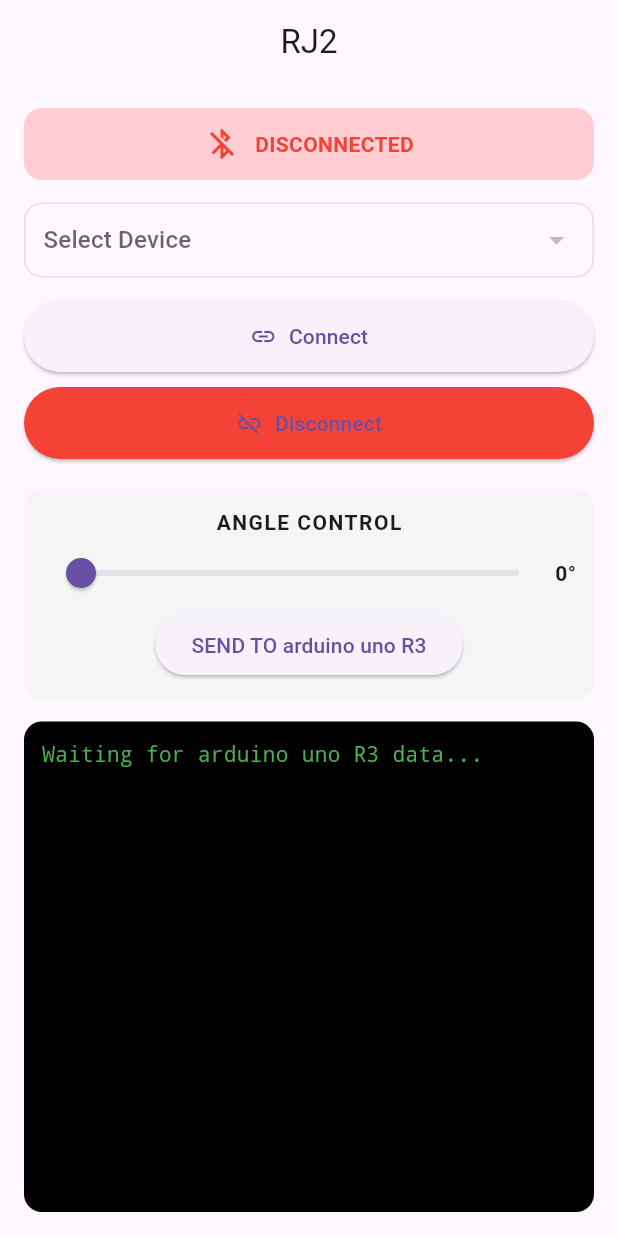
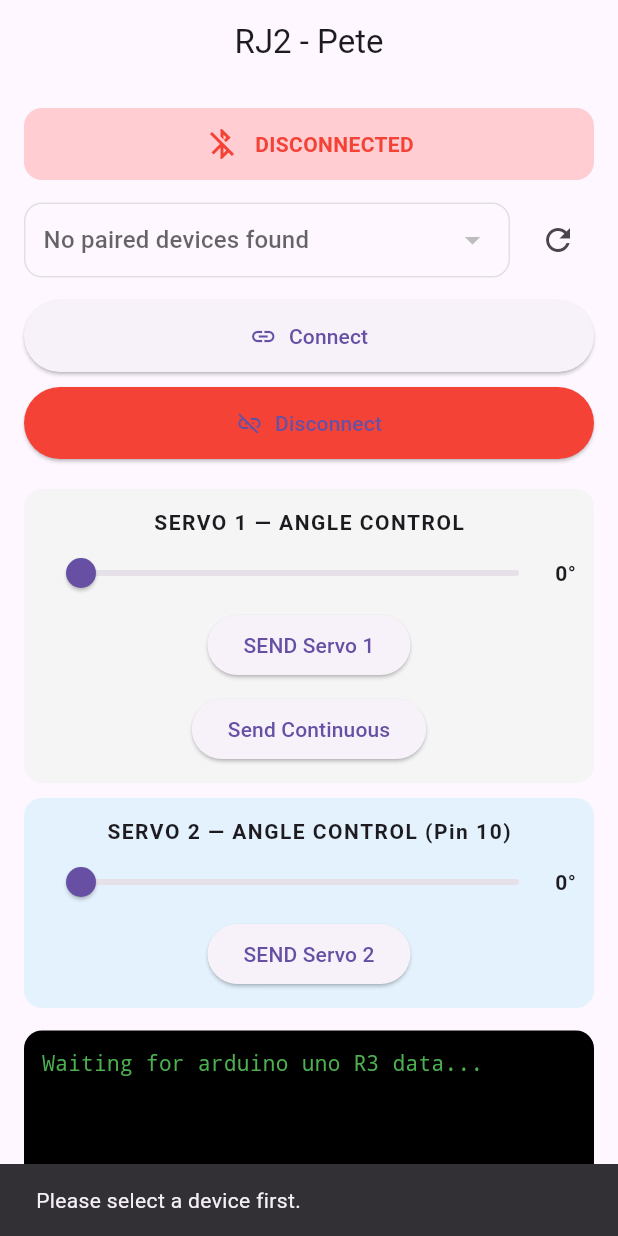
Before and after one commit to pgadzinski/rj2_bt_classic, a Flutter app: the screen it shows after launch, after a tap on "Connect", on a phone screen of 412 x 824 dp. Run offline on Flutter 3.47's test engine with Material 3 defaults, Android fonts, the phone set to English and light mode, and no system bars; our stand-ins replace permission_handler; missing offline and left inert: flutter_bluetooth_classic_serial.

Commit message:
Add Send Continuous, Servo 2 control, and improved error handling
Co-Authored-By: Claude Sonnet 4.6 <noreply@anthropic.com>

```diff
--- a/lib/main.dart
+++ b/lib/main.dart
@@ -152,10 +152,13 @@ class BluetoothPage extends StatefulWidget {
 class _BluetoothPageState extends State<BluetoothPage> {
   final FlutterBluetoothClassic bluetooth = FlutterBluetoothClassic();
   double sliderValue = 0;
+  double sliderValue2 = 0;
   List<BluetoothDevice> devices = [];
   BluetoothDevice? selectedDevice;
 
   bool isConnected = false;
+  bool isConnecting = false;
+  bool isSendingContinuous = false;
   String receivedData = "";
 
   StreamSubscription? dataSubscription;
@@ -178,53 +181,65 @@ class _BluetoothPageState extends State<BluetoothPage> {
 
   // 🔵 Init Bluetooth
   Future<void> initBluetooth() async {
-    await requestPermissions(); // 🔥 MUST
+    await requestPermissions();
 
     bool isSupported = await bluetooth.isBluetoothSupported();
-    bool isEnabled = await bluetooth.isBluetoothEnabled();
-
     if (!isSupported) {
-      print("Bluetooth not supported");
+      _showSnack("Bluetooth is not supported on this device.");
       return;
     }
 
+    bool isEnabled = await bluetooth.isBluetoothEnabled();
     if (!isEnabled) {
       await bluetooth.enableBluetooth();
     }
 
-    // Get paired devices
-    devices = await bluetooth.getPairedDevices();
+    try {
+      final paired = await bluetooth.getPairedDevices();
+      setState(() => devices = paired);
 
-    print("Devices found: ${devices.length}");
-    for (var d in devices) {
-      print("Device: ${d.name} - ${d.address}");
+      if (devices.isEmpty) {
+        _showSnack("No paired devices found. Pair the HC-05 in Android Bluetooth settings first.");
       }
-
-    setState(() {});
+    } catch (e) {
+      _showSnack("Could not load paired devices: $e");
+    }
   }
 
   // 🔗 Connect
   Future<void> connect() async {
-    if (selectedDevice == null) return;
+    if (selectedDevice == null) {
+      _showSnack("Please select a device first.");
+      return;
+    }
 
+    setState(() => isConnecting = true);
+
+    try {
       bool connected = await bluetooth.connect(selectedDevice!.address);
 
       if (connected) {
-      setState(() {
-        isConnected = true;
-      });
+        setState(() => isConnected = true);
 
-      // 📥 Listen data
         dataSubscription = bluetooth.onDataReceived.listen((data) {
           String msg = data.asString();
+          setState(() => receivedData += msg);
+        });
+      } else {
+        _showSnack("Failed to connect to ${selectedDevice!.name}. Make sure the HC-05 is powered on and paired.");
+      }
+    } catch (e) {
+      _showSnack("Connection error: $e");
+    } finally {
+      setState(() => isConnecting = false);
+    }
+  }
 
-        setState(() {
-          receivedData += msg;
-        });
-
-        print("Received: $msg");
-      });
-    }
+  void _showSnack(String message) {
+    if (!mounted) return;
+    ScaffoldMessenger.of(context).showSnackBar(
+      SnackBar(content: Text(message), duration: const Duration(seconds: 4)),
+    );
   }
 
   // 📤 Send data
@@ -232,6 +247,24 @@ class _BluetoothPageState extends State<BluetoothPage> {
     if (!isConnected) return;
 
     await bluetooth.sendString(value); // newline important
+  }
+
+  // 🔁 Send Continuous
+  void toggleContinuous() {
+    if (isSendingContinuous) {
+      setState(() => isSendingContinuous = false);
+    } else {
+      setState(() => isSendingContinuous = true);
+      _continuousLoop();
+    }
+  }
+
+  Future<void> _continuousLoop() async {
+    while (isSendingContinuous && isConnected) {
+      await sendData("S1:${sliderValue.round()}\n");
+      await sendData("S2:${sliderValue2.round()}\n");
+      await Future.delayed(const Duration(milliseconds: 200));
+    }
   }
 
   // 🔌 Disconnect
@@ -254,7 +287,7 @@ class _BluetoothPageState extends State<BluetoothPage> {
   Widget build(BuildContext context) {
     return Scaffold(
       appBar: AppBar(
-        title: const Text("RJ2"),
+        title: const Text("RJ2 - Pete"),
         centerTitle: true,
       ),
 
@@ -294,45 +327,55 @@ class _BluetoothPageState extends State<BluetoothPage> {
               const SizedBox(height: 15),
 
               // 📱 DEVICE SELECT CARD
-              Container(
+              Row(
+                children: [
+                  Expanded(
+                    child: Container(
                       padding: const EdgeInsets.symmetric(horizontal: 12),
                       decoration: BoxDecoration(
                         border: Border.all(color: Colors.grey.shade300),
                         borderRadius: BorderRadius.circular(12),
                       ),
                       child: DropdownButton<BluetoothDevice>(
-                  hint: const Text("Select Device"),
+                        hint: Text(
+                          devices.isEmpty ? "No paired devices found" : "Select Device",
+                        ),
                         value: selectedDevice,
                         isExpanded: true,
                         underline: const SizedBox(),
-
-                  items: devices.isEmpty
-                      ? []
-                      : devices.map((d) {
+                        items: devices.map((d) {
                           return DropdownMenuItem(
                             value: d,
                             child: Text(
-                        d.name ?? d.address,
+                              d.name,
                               overflow: TextOverflow.ellipsis,
                             ),
                           );
                         }).toList(),
-
-                  onChanged: (d) {
-                    setState(() {
-                      selectedDevice = d;
-                    });
+                        onChanged: devices.isEmpty ? null : (d) {
+                          setState(() => selectedDevice = d);
                         },
                       ),
+                    ),
+                  ),
+                  const SizedBox(width: 8),
+                  IconButton(
+                    onPressed: initBluetooth,
+                    icon: const Icon(Icons.refresh),
+                    tooltip: "Refresh paired devices",
+                  ),
+                ],
               ),
 
               const SizedBox(height: 15),
 
               // 🔗 CONNECT BUTTON
               ElevatedButton.icon(
-                onPressed: connect,
-                icon: const Icon(Icons.link),
-                label: const Text("Connect"),
+                onPressed: isConnecting ? null : connect,
+                icon: isConnecting
+                    ? const SizedBox(width: 18, height: 18, child: CircularProgressIndicator(strokeWidth: 2))
+                    : const Icon(Icons.link),
+                label: Text(isConnecting ? "Connecting..." : "Connect"),
                 style: ElevatedButton.styleFrom(
                   padding: const EdgeInsets.all(14),
                 ),
@@ -352,7 +395,7 @@ class _BluetoothPageState extends State<BluetoothPage> {
 
               const SizedBox(height: 20),
 
-              // 🎚 SLIDER PANEL
+              // 🎚 SERVO 1 SLIDER PANEL
               Container(
                 padding: const EdgeInsets.all(12),
                 decoration: BoxDecoration(
@@ -363,7 +406,7 @@ class _BluetoothPageState extends State<BluetoothPage> {
                   children: [
 
                     const Text(
-                      "ANGLE CONTROL",
+                      "SERVO 1 — ANGLE CONTROL",
                       style: TextStyle(
                         fontWeight: FontWeight.bold,
                         letterSpacing: 1,
@@ -380,9 +423,7 @@ class _BluetoothPageState extends State<BluetoothPage> {
                             divisions: 180,
                             label: sliderValue.round().toString(),
                             onChanged: (value) {
-                              setState(() {
-                                sliderValue = value;
-                              });
+                              setState(() => sliderValue = value);
                             },
                           ),
                         ),
@@ -394,10 +435,64 @@ class _BluetoothPageState extends State<BluetoothPage> {
                     ),
 
                     ElevatedButton(
-                      onPressed: () {
-                        sendData("${sliderValue.round()}\n");
+                      onPressed: () => sendData("S1:${sliderValue.round()}\n"),
+                      child: const Text("SEND Servo 1"),
+                    ),
+
+                    const SizedBox(height: 8),
+
+                    ElevatedButton(
+                      onPressed: toggleContinuous,
+                      style: ElevatedButton.styleFrom(
+                        backgroundColor: isSendingContinuous ? Colors.orange : null,
+                      ),
+                      child: Text(isSendingContinuous ? "STOP Continuous" : "Send Continuous"),
+                    ),
+                  ],
+                ),
+              ),
+
+              const SizedBox(height: 10),
+
+              // 🎚 SERVO 2 SLIDER PANEL (Pin 10)
+              Container(
+                padding: const EdgeInsets.all(12),
+                decoration: BoxDecoration(
+                  color: Colors.blue.shade50,
+                  borderRadius: BorderRadius.circular(12),
+                ),
+                child: Column(
+                  children: [
+                    const Text(
+                      "SERVO 2 — ANGLE CONTROL (Pin 10)",
+                      style: TextStyle(
+                        fontWeight: FontWeight.bold,
+                        letterSpacing: 1,
+                      ),
+                    ),
+                    Row(
+                      children: [
+                        Expanded(
+                          child: Slider(
+                            value: sliderValue2,
+                            min: 0,
+                            max: 180,
+                            divisions: 180,
+                            label: sliderValue2.round().toString(),
+                            onChanged: (value) {
+                              setState(() => sliderValue2 = value);
                             },
-                      child: const Text("SEND TO arduino uno R3"),
+                          ),
+                        ),
+                        Text(
+                          "${sliderValue2.round()}°",
+                          style: const TextStyle(fontWeight: FontWeight.bold),
+                        ),
+                      ],
+                    ),
+                    ElevatedButton(
+                      onPressed: () => sendData("S2:${sliderValue2.round()}\n"),
+                      child: const Text("SEND Servo 2"),
                     ),
                   ],
                 ),
```
Also changed, not shown: pubspec.lock. Lines whose indentation alone changed are shown as unchanged.
